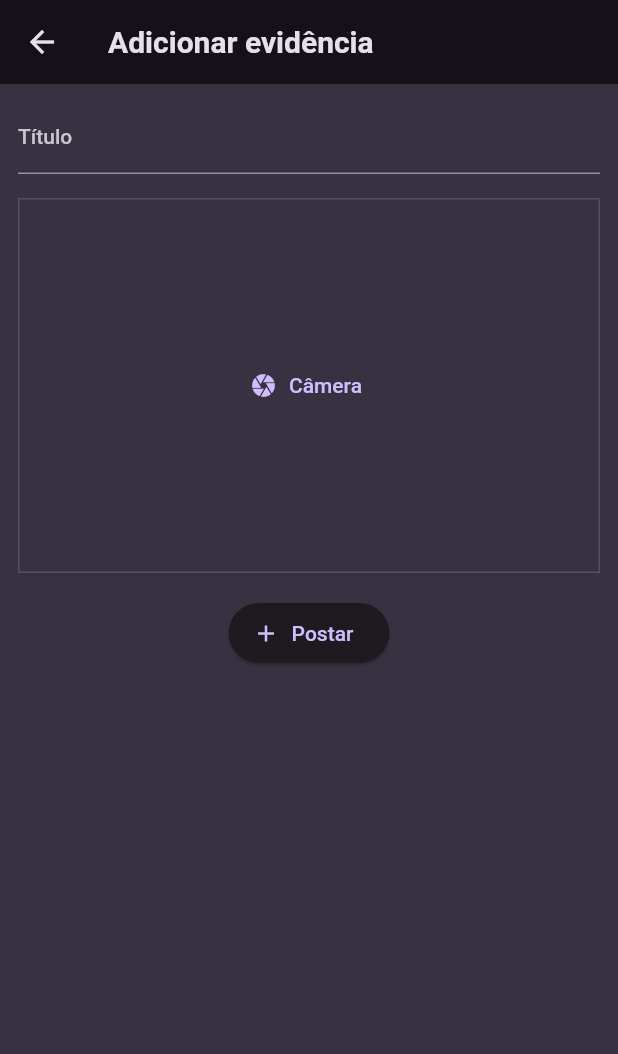
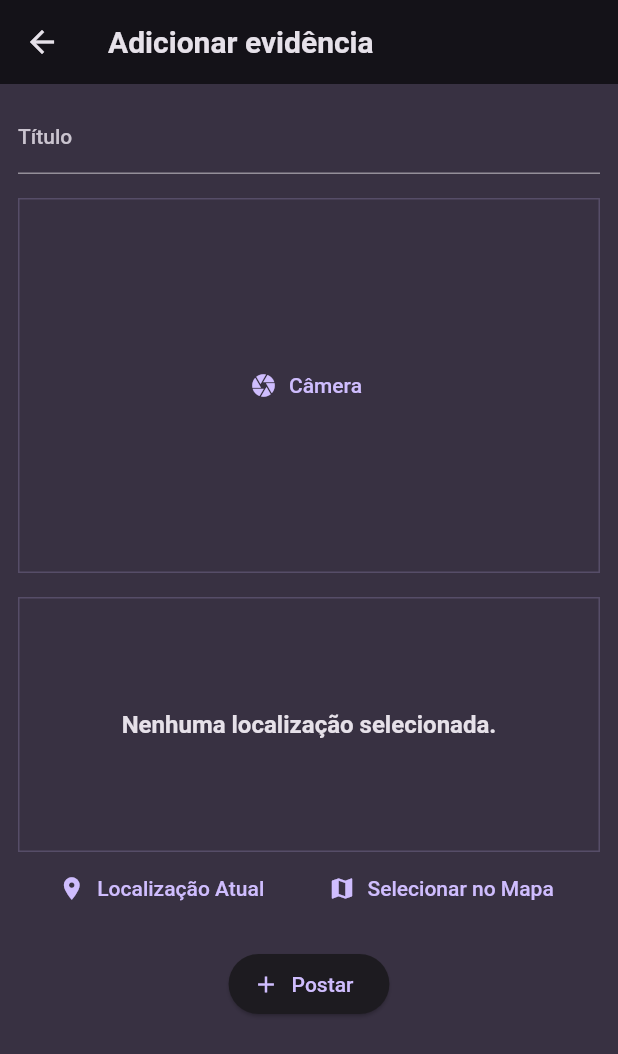
Before and after one commit to ArthurCorbellini/traffic_inspector, a Flutter app: the EvidencesAddScreen screen opened directly, on a phone screen of 412 x 824 dp. Shown: the top 1054 px of the screen. Run offline on Flutter 3.47's test engine with Material 2 defaults, Android fonts, the phone set to English and light mode, and no system bars; our stand-ins replace flutter_riverpod, google_fonts, image_picker.

Commit message:
setup inicial - location widget

```diff
--- a/lib/screens/evidences_add_screen.dart
+++ b/lib/screens/evidences_add_screen.dart
@@ -4,6 +4,7 @@ import 'package:flutter_riverpod/flutter_riverpod.dart';
 
 import 'package:traffic_inspector/providers/user_evidences_provider.dart';
 import 'package:traffic_inspector/widgets/image_input_widget.dart';
+import 'package:traffic_inspector/widgets/location_input_widget.dart';
 
 class EvidencesAddScreen extends ConsumerStatefulWidget {
   const EvidencesAddScreen({super.key});
@@ -57,6 +58,8 @@ class _EvidencesAddScreenState extends ConsumerState<EvidencesAddScreen> {
               _selectedImage = image;
             }),
             const SizedBox(height: 16),
+            LocationInputWidget(),
+            const SizedBox(height: 16),
             ElevatedButton.icon(
               icon: const Icon(Icons.add),
               label: const Text('Postar'),
--- /dev/null
+++ b/lib/widgets/location_input_widget.dart
@@ -0,0 +1,54 @@
+import 'package:flutter/material.dart';
+
+class LocationInputWidget extends StatefulWidget {
+  const LocationInputWidget({super.key});
+
+  @override
+  State<StatefulWidget> createState() {
+    return _LocationInputWidgetState();
+  }
+}
+
+class _LocationInputWidgetState extends State<LocationInputWidget> {
+  @override
+  Widget build(BuildContext context) {
+    return Column(
+      children: [
+        Container(
+          height: 170,
+          width: double.infinity,
+          alignment: Alignment.center,
+          decoration: BoxDecoration(
+            border: Border.all(
+              width: 1,
+              color: Theme.of(context).colorScheme.primary.withOpacity(0.2),
+            ),
+          ),
+          child: Text(
+            'Nenhuma localização selecionada.',
+            textAlign: TextAlign.center,
+            style: Theme.of(context)
+                .textTheme
+                .titleMedium!
+                .copyWith(color: Theme.of(context).colorScheme.onBackground),
+          ),
+        ),
+        Row(
+          mainAxisAlignment: MainAxisAlignment.spaceEvenly,
+          children: [
+            TextButton.icon(
+              onPressed: () {},
+              icon: const Icon(Icons.location_on),
+              label: const Text('Localização Atual'),
+            ),
+            TextButton.icon(
+              onPressed: () {},
+              icon: const Icon(Icons.map),
+              label: const Text('Selecionar no Mapa'),
+            ),
+          ],
+        )
+      ],
+    );
+  }
+}
--- a/pubspec.yaml
+++ b/pubspec.yaml
@@ -38,6 +38,7 @@ dependencies:
   google_fonts: ^4.0.4
   flutter_riverpod: ^2.3.6
   image_picker: ^0.8.7+5
+  location: ^4.4.0
 
 dev_dependencies:
   flutter_test:
```
Also changed, not shown: pubspec.lock, 2 other files.
